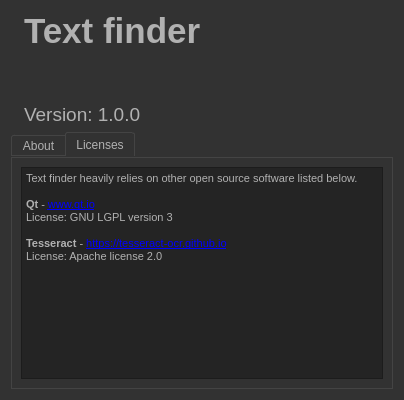
Old version of the form about.ui in the repository Paikerite/Text-finder.
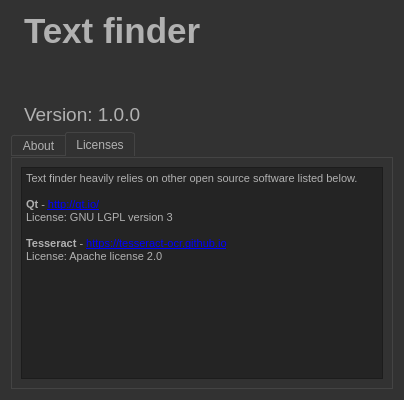
New version of the form. Icons and pictures are not drawn.

Commit message: Reformat main

Diff of the .ui file:
```diff
--- a/about.ui
+++ b/about.ui
@@ -656,7 +656,7 @@
 &lt;/style&gt;&lt;/head&gt;&lt;body style=&quot; font-family:'MS Shell Dlg 2'; font-size:8.25pt; font-weight:400; font-style:normal;&quot;&gt;
 &lt;p style=&quot; margin-top:0px; margin-bottom:0px; margin-left:0px; margin-right:0px; -qt-block-indent:0; text-indent:0px;&quot;&gt;&lt;span style=&quot; font-size:8pt;&quot;&gt;Text finder heavily relies on other open source software listed below.&lt;/span&gt;&lt;/p&gt;
 &lt;p style=&quot;-qt-paragraph-type:empty; margin-top:0px; margin-bottom:0px; margin-left:0px; margin-right:0px; -qt-block-indent:0; text-indent:0px; font-size:8pt;&quot;&gt;&lt;br /&gt;&lt;/p&gt;
-&lt;p style=&quot; margin-top:0px; margin-bottom:0px; margin-left:0px; margin-right:0px; -qt-block-indent:0; text-indent:0px;&quot;&gt;&lt;span style=&quot; font-weight:600;&quot;&gt;Qt&lt;/span&gt; - &lt;a href=&quot;www.qt.io&quot;&gt;&lt;span style=&quot; font-size:8pt; text-decoration: underline; color:#0000ff;&quot;&gt;www.qt.io&lt;/span&gt;&lt;/a&gt;&lt;br /&gt;License: GNU LGPL version 3 &lt;/p&gt;
+&lt;p style=&quot; margin-top:0px; margin-bottom:0px; margin-left:0px; margin-right:0px; -qt-block-indent:0; text-indent:0px;&quot;&gt;&lt;span style=&quot; font-weight:600;&quot;&gt;Qt&lt;/span&gt; - &lt;a href=&quot;http://qt.io/&quot;&gt;&lt;span style=&quot; font-size:8pt; text-decoration: underline; color:#0000ff;&quot;&gt;http://qt.io/&lt;/span&gt;&lt;/a&gt;&lt;br /&gt;License: GNU LGPL version 3 &lt;/p&gt;
 &lt;p style=&quot;-qt-paragraph-type:empty; margin-top:0px; margin-bottom:0px; margin-left:0px; margin-right:0px; -qt-block-indent:0; text-indent:0px;&quot;&gt;&lt;br /&gt;&lt;/p&gt;
 &lt;p style=&quot; margin-top:0px; margin-bottom:0px; margin-left:0px; margin-right:0px; -qt-block-indent:0; text-indent:0px;&quot;&gt;&lt;span style=&quot; font-weight:600;&quot;&gt;Tesseract &lt;/span&gt;- &lt;a href=&quot;https://tesseract-ocr.github.io&quot;&gt;&lt;span style=&quot; font-size:8pt; text-decoration: underline; color:#0000ff;&quot;&gt;https://tesseract-ocr.github.io&lt;/span&gt;&lt;/a&gt;&lt;/p&gt;
 &lt;p style=&quot; margin-top:0px; margin-bottom:0px; margin-left:0px; margin-right:0px; -qt-block-indent:0; text-indent:0px;&quot;&gt;License: Apache license 2.0&lt;/p&gt;
```
The commit also changes 1 other file.
